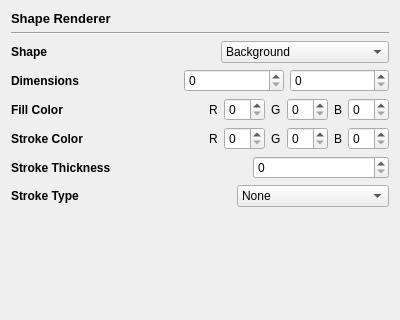
The window that AdvancedGraphics/shaperendererwidget.ui (Trodek/Advanced-Graphics-Subject) describes before a commit, drawn with Qt 5; both pictures show x 0 to 400 and y 0 to 320 of the 400 by 565 pixel window.
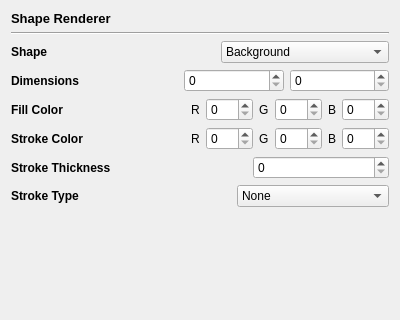
The same window after the commit.

Commit message: Shape render widget working

What changed in the file:
```diff
--- a/AdvancedGraphics/shaperendererwidget.ui
+++ b/AdvancedGraphics/shaperendererwidget.ui
@@ -179,7 +179,11 @@
       </widget>
      </item>
      <item>
-      <widget class="QSpinBox" name="FillRedValue"/>
+      <widget class="QSpinBox" name="FillRedValue">
+       <property name="maximum">
+        <number>255</number>
+       </property>
+      </widget>
      </item>
      <item>
       <widget class="QLabel" name="label_7">
@@ -189,7 +193,11 @@
       </widget>
      </item>
      <item>
-      <widget class="QSpinBox" name="FillGreenValue"/>
+      <widget class="QSpinBox" name="FillGreenValue">
+       <property name="maximum">
+        <number>255</number>
+       </property>
+      </widget>
      </item>
      <item>
       <widget class="QLabel" name="label_8">
@@ -199,7 +207,11 @@
       </widget>
      </item>
      <item>
-      <widget class="QSpinBox" name="FillBlueValue"/>
+      <widget class="QSpinBox" name="FillBlueValue">
+       <property name="maximum">
+        <number>255</number>
+       </property>
+      </widget>
      </item>
     </layout>
    </item>
@@ -239,7 +251,11 @@
       </widget>
      </item>
      <item>
-      <widget class="QSpinBox" name="StrokeRedValue"/>
+      <widget class="QSpinBox" name="StrokeRedValue">
+       <property name="maximum">
+        <number>255</number>
+       </property>
+      </widget>
      </item>
      <item>
       <widget class="QLabel" name="label_3">
@@ -249,7 +265,11 @@
       </widget>
      </item>
      <item>
-      <widget class="QSpinBox" name="StrokeGreenValue"/>
+      <widget class="QSpinBox" name="StrokeGreenValue">
+       <property name="maximum">
+        <number>255</number>
+       </property>
+      </widget>
      </item>
      <item>
       <widget class="QLabel" name="label_4">
@@ -259,7 +279,11 @@
       </widget>
      </item>
      <item>
-      <widget class="QSpinBox" name="StrokeBlueValue"/>
+      <widget class="QSpinBox" name="StrokeBlueValue">
+       <property name="maximum">
+        <number>255</number>
+       </property>
+      </widget>
      </item>
     </layout>
    </item>
```
Left out of the diff: 20 changed lines with no effect on the pictures. The commit also changes 3 other files.
